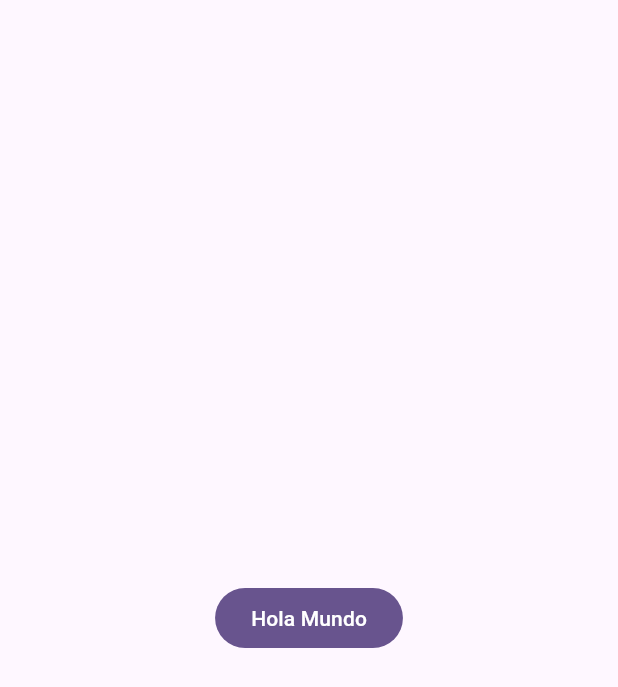
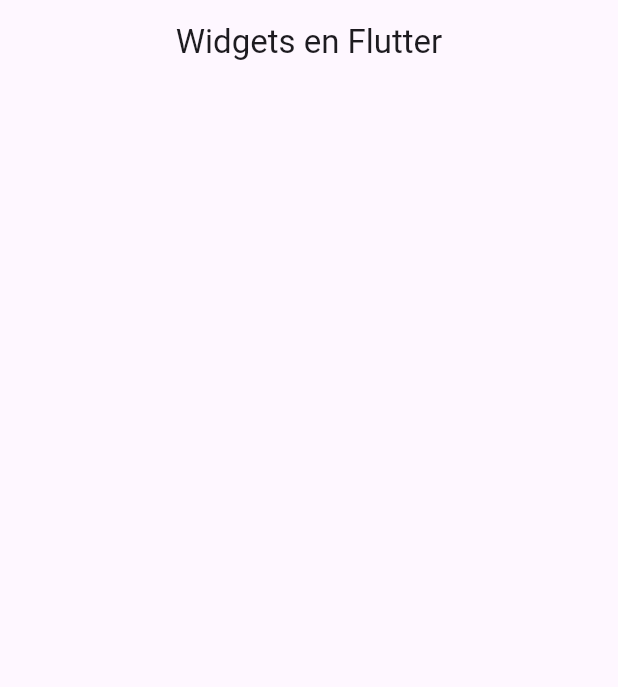
Before and after one commit to Geinersb/widgets_app, a Flutter app: the screen it shows after launch, on a phone screen of 412 x 824 dp. Shown: the top 687 px of the screen. Run offline on Flutter 3.47's test engine with Material 2 defaults, Android fonts, the phone set to English and light mode, and no system bars.

Commit message:
se agrega el Home Screen

```diff
--- a/lib/config/theme/app_theme.dart
+++ b/lib/config/theme/app_theme.dart
@@ -18,6 +18,9 @@ class AppTheme {
 
   ThemeData getTheme() => ThemeData(
     useMaterial3: true,
-    colorSchemeSeed: colorList[selectedColor]
+    colorSchemeSeed: colorList[selectedColor],
+    appBarTheme: const AppBarTheme(
+      centerTitle: true
+    )
   );
 }
--- a/lib/main.dart
+++ b/lib/main.dart
@@ -1,5 +1,6 @@
 import 'package:flutter/material.dart';
 import 'package:widgets_app/config/theme/app_theme.dart';
+import 'package:widgets_app/presentation/screens/home/home_screen.dart';
 
 void main() {
   runApp(const MainApp());
@@ -13,11 +14,7 @@ class MainApp extends StatelessWidget {
     return MaterialApp(
       debugShowCheckedModeBanner: false,
     theme: AppTheme(selectedColor:1).getTheme(),
-      home:  Scaffold(
-        body: Center(
-          child: FilledButton(onPressed: (){}, child:  const Text('Hola Mundo'))
-        ),
-      ),
+      home: const  HomeScreen()
     );
   }
 }
--- /dev/null
+++ b/lib/presentation/screens/home/home_screen.dart
@@ -0,0 +1,14 @@
+import 'package:flutter/material.dart';
+
+class HomeScreen extends StatelessWidget {
+  const HomeScreen({super.key});
+
+  @override
+  Widget build(BuildContext context) {
+    return Scaffold(
+      appBar: AppBar(
+        title: const Text('Widgets en Flutter'),
+      ),
+    );
+  }
+}
```
Also changed, not shown: lib/config/menu/menu_items.dart (added, +30 -0 lines).
